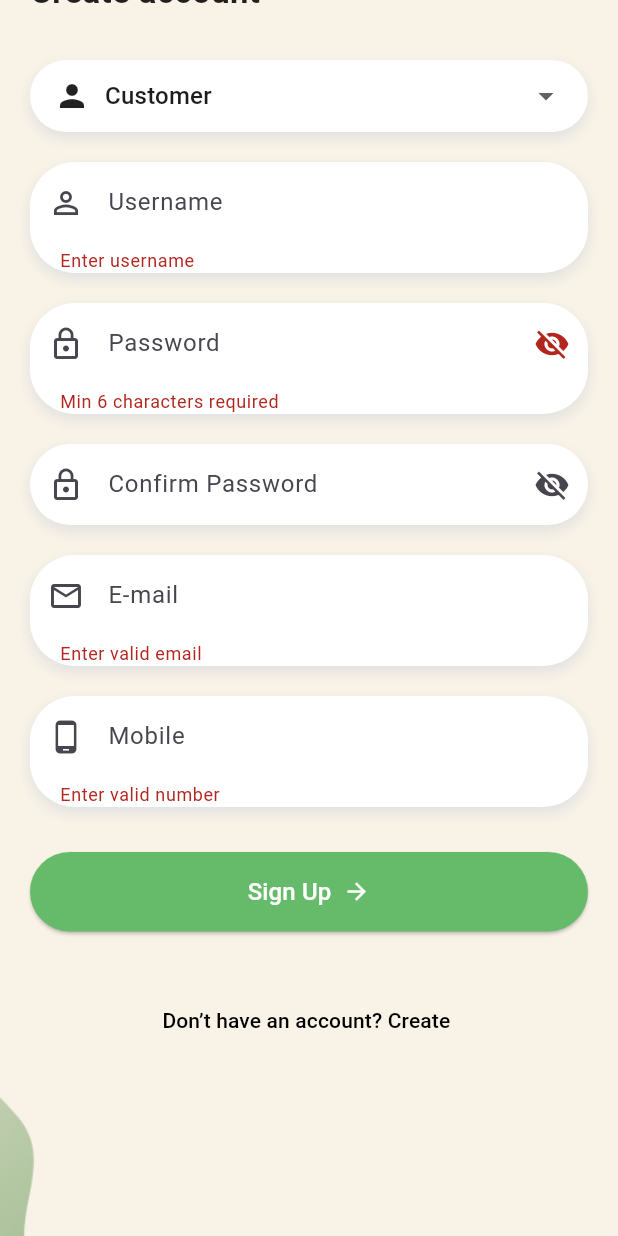
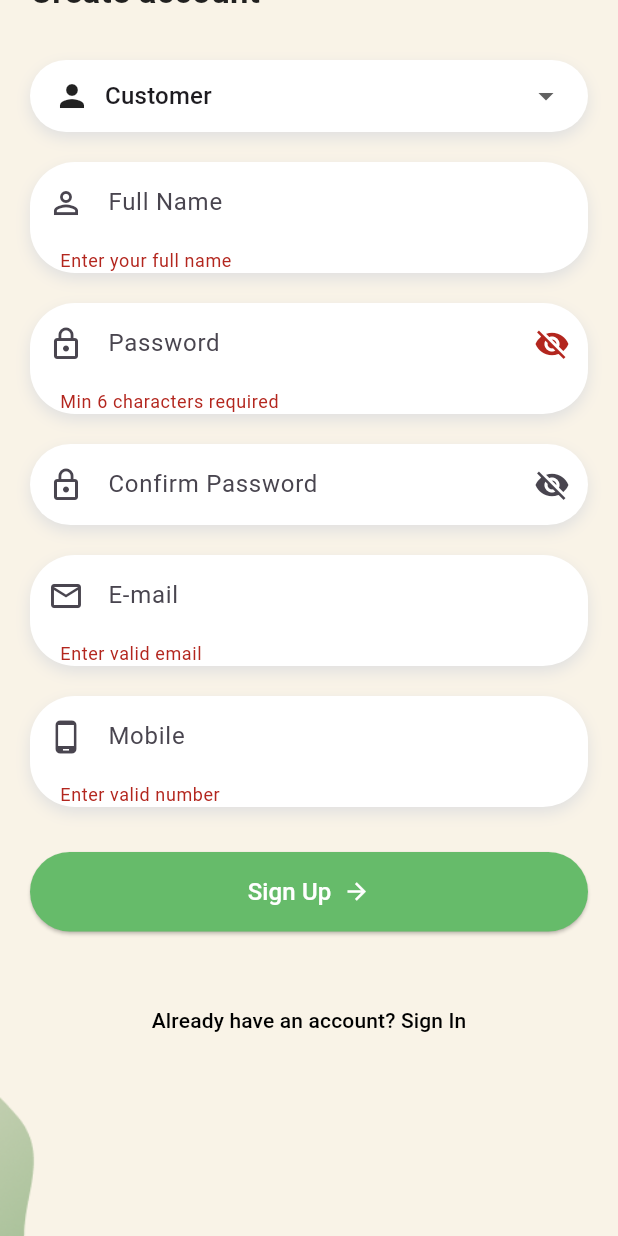
Before and after one commit to durgesh-kanzariya/Dukan-Sathi-Mobile-Application, a Flutter app: the SignUp screen opened directly, scrolled down 181 dp, after a tap on "Sign Up", on a phone screen of 412 x 824 dp. Run offline on Flutter 3.47's test engine with Material 3 defaults, Android fonts, the phone set to English and light mode, and no system bars; our stand-ins replace cloud_firestore, firebase_auth, firebase_core, get, image_picker; missing offline and left inert: mobile_scanner; accounts and stored records are empty; project files that could hold a hidden picture were left out.

Commit message:
Added login sign up with firebase code

```diff
--- /dev/null
+++ b/dukan_sathi/lib/auth_gate.dart
@@ -0,0 +1,30 @@
+import 'package:dukan_sathi/onboarding_page.dart';
+import 'package:dukan_sathi/role_router.dart';
+import 'package:firebase_auth/firebase_auth.dart';
+import 'package:flutter/material.dart';
+import 'package:provider/provider.dart';
+
+/*
+  This is the new "home" widget of your app.
+  It listens to the Firebase Auth state (using Provider).
+  - If the user is logged out (user == null), it shows the OnboardingPage.
+  - If the user is logged in (user != null), it shows the RoleRouter.
+*/
+class AuthGate extends StatelessWidget {
+  const AuthGate({super.key});
+
+  @override
+  Widget build(BuildContext context) {
+    // Get the current user's auth state from the provider we set up in main.dart
+    final User? user = Provider.of<User?>(context);
+
+    // if user is null (not logged in), show the OnboardingPage.
+    if (user == null) {
+      return OnboardingPage();
+    }
+
+    // if user IS logged in, show the RoleRouter,
+    // which will check their 'role' in Firestore.
+    return RoleRouter(user: user);
+  }
+}
--- a/dukan_sathi/lib/sign_up.dart
+++ b/dukan_sathi/lib/sign_up.dart
@@ -1,6 +1,8 @@
 import 'package:flutter/material.dart';
 import 'package:get/get.dart';
-import '/Login.dart';
+import 'package:dukan_sathi/Login.dart'; // Corrected import path (assuming Login.dart is in lib)
+import 'package:firebase_auth/firebase_auth.dart'; // Import FirebaseAuth
+import 'package:cloud_firestore/cloud_firestore.dart'; // Import Cloud Firestore
 
 class SignUp extends StatefulWidget {
   @override
@@ -10,8 +12,8 @@ class SignUp extends StatefulWidget {
 class _SignUpState extends State<SignUp> {
   final _formKey = GlobalKey<FormState>();
 
-  // Controllers
-  final usernameController = TextEditingController();
+  // Controllers (renamed username to name for clarity)
+  final nameController = TextEditingController();
   final passwordController = TextEditingController();
   final confirmPasswordController = TextEditingController();
   final emailController = TextEditingController();
@@ -20,8 +22,72 @@ class _SignUpState extends State<SignUp> {
   // States
   bool _obscurePassword = true;
   bool _obscureConfirmPassword = true;
-  String? _selectedRole = "Customer";
-  final List<String> _roles = ["Customer", "Admin", "Vendor"];
+  String? _selectedRole = "customer"; // Changed default to lowercase
+  final List<String> _roles = ["customer", "shopkeeper"]; // Simplified roles
+  bool _isLoading = false;
+  String _errorMessage = "";
+
+  // Firebase Instances
+  final FirebaseAuth _auth = FirebaseAuth.instance;
+  final FirebaseFirestore _firestore = FirebaseFirestore.instance;
+
+  // --- Sign Up Function ---
+  Future<void> _signUp() async {
+    if (!_formKey.currentState!.validate()) {
+      return; // Form is not valid
+    }
+
+    setState(() {
+      _isLoading = true;
+      _errorMessage = "";
+    });
+
+    try {
+      // 1. Create the user in Firebase Authentication
+      UserCredential userCredential = await _auth
+          .createUserWithEmailAndPassword(
+            email: emailController.text.trim(),
+            password: passwordController.text.trim(),
+          );
+
+      // 2. Get the new user's UID
+      String uid = userCredential.user!.uid;
+
+      // 3. Create a document in the `users` collection in Firestore
+      await _firestore.collection('users').doc(uid).set({
+        'name': nameController.text.trim(),
+        'email': emailController.text.trim(),
+        'mobile': mobileController.text.trim(),
+        'role': _selectedRole, // 'customer' or 'shopkeeper'
+        'createdAt': Timestamp.now(), // Good practice to add a timestamp
+      });
+
+      // If successful, the AuthGate will automatically navigate
+      // to the RoleRouter, so we don't need to do it here.
+      // We'll just pop the sign up page.
+      if (mounted) {
+        Get.back(); // Go back to the login page
+      }
+    } on FirebaseAuthException catch (e) {
+      if (e.code == 'weak-password') {
+        _errorMessage = 'The password provided is too weak.';
+      } else if (e.code == 'email-already-in-use') {
+        _errorMessage = 'An account already exists for that email.';
+      } else {
+        _errorMessage = 'An error occurred. Please try again.';
+      }
+      print("Firebase Auth Error: ${e.message}");
+    } catch (e) {
+      _errorMessage = 'An error occurred. Please try again.';
+      print("General Error: $e");
+    }
+
+    if (mounted) {
+      setState(() {
+        _isLoading = false;
+      });
+    }
+  }
 
   @override
   Widget build(BuildContext context) {
@@ -43,11 +109,8 @@ class _SignUpState extends State<SignUp> {
 
   // ---------------- Widgets Section ----------------
 
-  Widget _headerImage() => Image.asset(
-        "assets/imgs/1.png",
-        width: double.infinity,
-        height: 110,
-      );
+  Widget _headerImage() =>
+      Image.asset("assets/imgs/1.png", width: double.infinity, height: 110);
 
   Widget _formSection() => Form(
     key: _formKey,
@@ -62,7 +125,8 @@ class _SignUpState extends State<SignUp> {
             style: TextStyle(
               fontSize: 22,
               fontWeight: FontWeight.bold,
-                    color: Colors.black87),
+              color: Colors.black87,
+            ),
           ),
           const SizedBox(height: 30),
 
@@ -70,10 +134,10 @@ class _SignUpState extends State<SignUp> {
           const SizedBox(height: 20),
 
           _textField(
-                controller: usernameController,
-                hint: "Username",
+            controller: nameController, // Changed from usernameController
+            hint: "Full Name", // Changed from "Username"
             icon: Icons.person_outline,
-                validator: (v) => v!.isEmpty ? "Enter username" : null,
+            validator: (v) => v!.isEmpty ? "Enter your full name" : null,
           ),
           const SizedBox(height: 20),
 
@@ -96,9 +160,8 @@ class _SignUpState extends State<SignUp> {
             toggle: () => setState(() {
               _obscureConfirmPassword = !_obscureConfirmPassword;
             }),
-                validator: (v) => v != passwordController.text
-                    ? "Passwords do not match"
-                    : null,
+            validator: (v) =>
+                v != passwordController.text ? "Passwords do not match" : null,
           ),
           const SizedBox(height: 20),
 
@@ -106,8 +169,7 @@ class _SignUpState extends State<SignUp> {
             controller: emailController,
             hint: "E-mail",
             icon: Icons.email_outlined,
-                validator: (v) =>
-                    !v!.contains("@") ? "Enter valid email" : null,
+            validator: (v) => !v!.contains("@") ? "Enter valid email" : null,
           ),
           const SizedBox(height: 20),
 
@@ -116,12 +178,22 @@ class _SignUpState extends State<SignUp> {
             hint: "Mobile",
             icon: Icons.phone_android,
             inputType: TextInputType.phone,
-                validator: (v) =>
-                    v!.length != 10 ? "Enter valid number" : null,
+            validator: (v) => v!.length != 10 ? "Enter valid number" : null,
           ),
           const SizedBox(height: 30),
 
           _signUpButton(),
+
+          // Widget to show error messages
+          if (_errorMessage.isNotEmpty)
+            Padding(
+              padding: const EdgeInsets.only(top: 16.0),
+              child: Text(
+                _errorMessage,
+                style: const TextStyle(color: Colors.red, fontSize: 14),
+                textAlign: TextAlign.center,
+              ),
+            ),
         ],
       ),
     ),
@@ -135,16 +207,19 @@ class _SignUpState extends State<SignUp> {
         value: _selectedRole,
         isExpanded: true,
         items: _roles
-                .map((role) => DropdownMenuItem(
-                      value: role,
+            .map(
+              (role) => DropdownMenuItem(
+                value: role, // The value is lowercase (e.g., "customer")
                 child: Row(
                   children: [
                     const Icon(Icons.person),
                     const SizedBox(width: 10),
-                          Text(role),
+                    // Capitalize the first letter for display (e.g., "Customer")
+                    Text(role[0].toUpperCase() + role.substring(1)),
                   ],
                 ),
-                    ))
+              ),
+            )
             .toList(),
         onChanged: (value) => setState(() => _selectedRole = value),
       ),
@@ -157,8 +232,7 @@ class _SignUpState extends State<SignUp> {
     required IconData icon,
     required String? Function(String?) validator,
     TextInputType inputType = TextInputType.text,
-  }) =>
-      Container(
+  }) => Container(
     decoration: _boxDecoration(),
     child: TextFormField(
       controller: controller,
@@ -167,8 +241,12 @@ class _SignUpState extends State<SignUp> {
         prefixIcon: Icon(icon),
         hintText: hint,
         border: InputBorder.none,
-            contentPadding:
-                const EdgeInsets.only(left: 20, right: 10, top: 15, bottom: 15),
+        contentPadding: const EdgeInsets.only(
+          left: 20,
+          right: 10,
+          top: 15,
+          bottom: 15,
+        ),
       ),
       validator: validator,
     ),
@@ -180,8 +258,7 @@ class _SignUpState extends State<SignUp> {
     required bool obscure,
     required VoidCallback toggle,
     required String? Function(String?) validator,
-  }) =>
-      Container(
+  }) => Container(
     decoration: _boxDecoration(),
     child: TextFormField(
       controller: controller,
@@ -194,8 +271,12 @@ class _SignUpState extends State<SignUp> {
           icon: Icon(obscure ? Icons.visibility_off : Icons.visibility),
           onPressed: toggle,
         ),
-            contentPadding:
-                const EdgeInsets.only(left: 20, right: 10, top: 15, bottom: 15),
+        contentPadding: const EdgeInsets.only(
+          left: 20,
+          right: 10,
+          top: 15,
+          bottom: 15,
+        ),
       ),
       validator: validator,
     ),
@@ -204,21 +285,26 @@ class _SignUpState extends State<SignUp> {
   Widget _signUpButton() => ElevatedButton(
     style: ElevatedButton.styleFrom(
       backgroundColor: Colors.green.shade400,
-          shape:
-              RoundedRectangleBorder(borderRadius: BorderRadius.circular(30)),
-          padding:
-              const EdgeInsets.symmetric(horizontal: 100, vertical: 15),
+      shape: RoundedRectangleBorder(borderRadius: BorderRadius.circular(30)),
+      padding: const EdgeInsets.symmetric(horizontal: 100, vertical: 15),
     ),
-        onPressed: () {
-          if (_formKey.currentState!.validate()) {
-            Get.off(Login());
-          }
-        },
-        child: const Row(
+    onPressed: _isLoading ? null : _signUp, // Call our new _signUp function
+    child: _isLoading
+        ? const SizedBox(
+            width: 24,
+            height: 24,
+            child: CircularProgressIndicator(
+              color: Colors.white,
+              strokeWidth: 3,
+            ),
+          )
+        : const Row(
             mainAxisSize: MainAxisSize.min,
             children: [
-            Text("Sign Up",
-                style: TextStyle(fontSize: 16, color: Colors.white)),
+              Text(
+                "Sign Up",
+                style: TextStyle(fontSize: 16, color: Colors.white),
+              ),
               SizedBox(width: 8),
               Icon(Icons.arrow_forward, color: Colors.white),
             ],
@@ -231,13 +317,12 @@ class _SignUpState extends State<SignUp> {
       foregroundColor: Colors.black,
       shadowColor: Colors.transparent,
     ),
-        child: const Text("Don’t have an account? Create "),
+    child: const Text("Already have an account? Sign In"), // Changed text
     onPressed: () => Get.off(Login()),
   );
 
-  Widget _bottomImage() => Row(
-        children: [Image.asset("assets/imgs/2.jpg", height: 200)],
-      );
+  Widget _bottomImage() =>
+      Row(children: [Image.asset("assets/imgs/2.jpg", height: 200)]);
 
   BoxDecoration _boxDecoration() => BoxDecoration(
     color: Colors.white,
--- a/dukan_sathi/pubspec.yaml
+++ b/dukan_sathi/pubspec.yaml
@@ -19,6 +19,7 @@ dependencies:
   image_picker: ^1.2.0
   intl: ^0.20.2
   mobile_scanner: ^5.1.1
+  provider: ^6.1.5+1
 
 dev_dependencies:
   flutter_test:
```
Also changed, not shown: dukan_sathi/lib/Login.dart (+79 -33 lines), dukan_sathi/lib/main.dart (+21 -3 lines), dukan_sathi/lib/role_router.dart (added, +94 -0 lines), dukan_sathi/pubspec.lock. Lines whose indentation alone changed are shown as unchanged.
